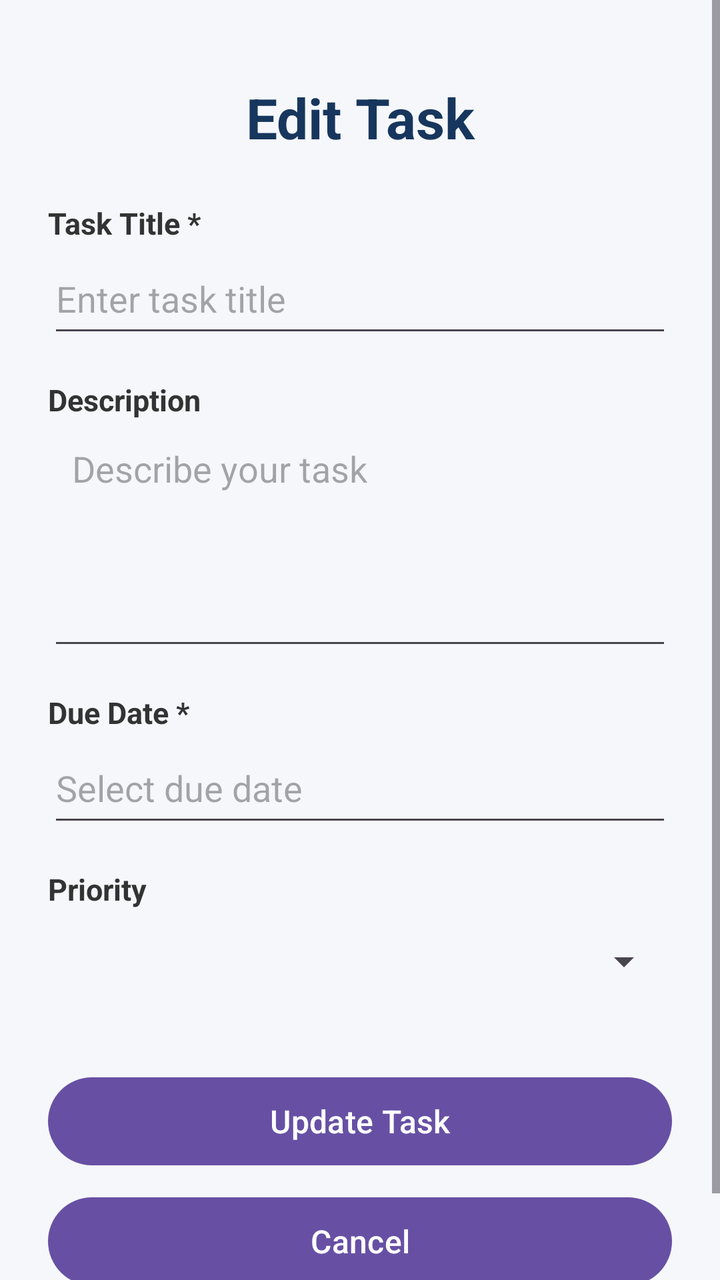
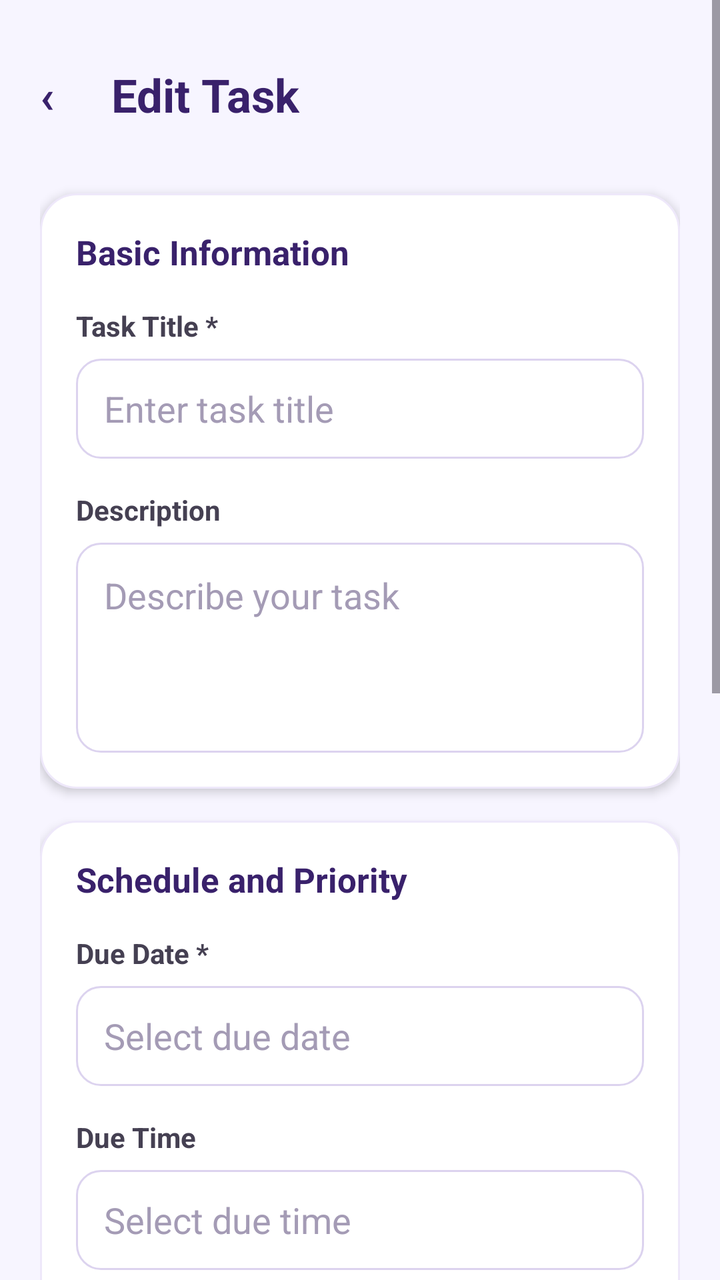

Before-and-after screenshots of an Android layout around one commit, followed by the original layout XML and the change that was made.
<!-- AndroidManifest.xml: application theme Theme.TaskMate -->
<!-- res/layout/activity_edit_task.xml -->
<?xml version="1.0" encoding="utf-8"?>
<ScrollView xmlns:android="http://schemas.android.com/apk/res/android"
    android:layout_width="match_parent"
    android:layout_height="match_parent"
    android:fillViewport="true"
    android:background="#F5F7FB">

    <LinearLayout
        android:layout_width="match_parent"
        android:layout_height="wrap_content"
        android:orientation="vertical"
        android:padding="24dp">

        <TextView
            android:layout_width="match_parent"
            android:layout_height="wrap_content"
            android:text="Edit Task"
            android:textSize="28sp"
            android:textStyle="bold"
            android:textColor="#17365D"
            android:gravity="center"
            android:layout_marginTop="16dp"
            android:layout_marginBottom="24dp" />

        <TextView
            android:layout_width="match_parent"
            android:layout_height="wrap_content"
            android:text="Task Title *"
            android:textSize="15sp"
            android:textStyle="bold"
            android:textColor="#333333" />

        <EditText
            android:id="@+id/etTaskTitle"
            android:layout_width="match_parent"
            android:layout_height="wrap_content"
            android:hint="Enter task title"
            android:inputType="textCapSentences"
            android:singleLine="true"
            android:minHeight="52dp"
            android:layout_marginBottom="16dp" />

        <TextView
            android:layout_width="match_parent"
            android:layout_height="wrap_content"
            android:text="Description"
            android:textSize="15sp"
            android:textStyle="bold"
            android:textColor="#333333" />

        <EditText
            android:id="@+id/etTaskDescription"
            android:layout_width="match_parent"
            android:layout_height="120dp"
            android:hint="Describe your task"
            android:inputType="textCapSentences|textMultiLine"
            android:gravity="top|start"
            android:padding="12dp"
            android:layout_marginBottom="16dp" />

        <TextView
            android:layout_width="match_parent"
            android:layout_height="wrap_content"
            android:text="Due Date *"
            android:textSize="15sp"
            android:textStyle="bold"
            android:textColor="#333333" />

        <EditText
            android:id="@+id/etDueDate"
            android:layout_width="match_parent"
            android:layout_height="wrap_content"
            android:hint="Select due date"
            android:inputType="none"
            android:focusable="false"
            android:clickable="true"
            android:cursorVisible="false"
            android:singleLine="true"
            android:minHeight="52dp"
            android:layout_marginBottom="16dp" />

        <TextView
            android:layout_width="match_parent"
            android:layout_height="wrap_content"
            android:text="Priority"
            android:textSize="15sp"
            android:textStyle="bold"
            android:textColor="#333333" />

        <Spinner
            android:id="@+id/spPriority"
            android:layout_width="match_parent"
            android:layout_height="52dp"
            android:layout_marginBottom="28dp" />

        <Button
            android:id="@+id/btnUpdateTask"
            android:layout_width="match_parent"
            android:layout_height="wrap_content"
            android:text="Update Task"
            android:textAllCaps="false"
            android:textSize="16sp"
            android:minHeight="52dp" />

        <Button
            android:id="@+id/btnCancelEdit"
            android:layout_width="match_parent"
            android:layout_height="wrap_content"
            android:text="Cancel"
            android:textAllCaps="false"
            android:textSize="16sp"
            android:minHeight="52dp"
            android:layout_marginTop="8dp"
            android:layout_marginBottom="16dp" />

    </LinearLayout>

</ScrollView>
<!-- resources referenced by this layout -->
<resources>
  <style name="Theme.TaskMate" parent="Base.Theme.TaskMate" />
  <style name="Base.Theme.TaskMate" parent="Theme.Material3.DayNight.NoActionBar">
          
          
      </style>
</resources>

<!-- the commit's change to res/layout/activity_edit_task.xml (unified diff, before → after) -->
@@ -2,116 +2,273 @@
 <ScrollView xmlns:android="http://schemas.android.com/apk/res/android"
     android:layout_width="match_parent"
     android:layout_height="match_parent"
+    android:background="#F7F5FF"
     android:fillViewport="true"
-    android:background="#F5F7FB">
+    android:focusableInTouchMode="true"
+    android:descendantFocusability="beforeDescendants"
+    android:scrollbars="vertical"
+    android:overScrollMode="ifContentScrolls">
 
     <LinearLayout
         android:layout_width="match_parent"
         android:layout_height="wrap_content"
         android:orientation="vertical"
-        android:padding="24dp">
-
+        android:padding="20dp">
+
+        
         <TextView
-            android:layout_width="match_parent"
-            android:layout_height="wrap_content"
-            android:text="Edit Task"
-            android:textSize="28sp"
+            android:id="@+id/tvEditBack"
+            android:layout_width="match_parent"
+            android:layout_height="wrap_content"
+            android:minHeight="48dp"
+            android:text="‹     Edit Task"
+            android:textSize="23sp"
             android:textStyle="bold"
-            android:textColor="#17365D"
-            android:gravity="center"
-            android:layout_marginTop="16dp"
-            android:layout_marginBottom="24dp" />
-
-        <TextView
-            android:layout_width="match_parent"
-            android:layout_height="wrap_content"
-            android:text="Task Title *"
-            android:textSize="15sp"
-            android:textStyle="bold"
-            android:textColor="#333333" />
-
-        <EditText
-            android:id="@+id/etTaskTitle"
-            android:layout_width="match_parent"
-            android:layout_height="wrap_content"
-            android:hint="Enter task title"
-            android:inputType="textCapSentences"
-            android:singleLine="true"
-            android:minHeight="52dp"
-            android:layout_marginBottom="16dp" />
-
-        <TextView
-            android:layout_width="match_parent"
-            android:layout_height="wrap_content"
-            android:text="Description"
-            android:textSize="15sp"
-            android:textStyle="bold"
-            android:textColor="#333333" />
-
-        <EditText
-            android:id="@+id/etTaskDescription"
-            android:layout_width="match_parent"
-            android:layout_height="120dp"
-            android:hint="Describe your task"
-            android:inputType="textCapSentences|textMultiLine"
-            android:gravity="top|start"
-            android:padding="12dp"
-            android:layout_marginBottom="16dp" />
-
-        <TextView
-            android:layout_width="match_parent"
-            android:layout_height="wrap_content"
-            android:text="Due Date *"
-            android:textSize="15sp"
-            android:textStyle="bold"
-            android:textColor="#333333" />
-
-        <EditText
-            android:id="@+id/etDueDate"
-            android:layout_width="match_parent"
-            android:layout_height="wrap_content"
-            android:hint="Select due date"
-            android:inputType="none"
-            android:focusable="false"
+            android:textColor="#39216B"
+            android:gravity="center_vertical"
             android:clickable="true"
-            android:cursorVisible="false"
-            android:singleLine="true"
-            android:minHeight="52dp"
-            android:layout_marginBottom="16dp" />
-
-        <TextView
-            android:layout_width="match_parent"
-            android:layout_height="wrap_content"
-            android:text="Priority"
-            android:textSize="15sp"
-            android:textStyle="bold"
-            android:textColor="#333333" />
-
-        <Spinner
-            android:id="@+id/spPriority"
-            android:layout_width="match_parent"
-            android:layout_height="52dp"
-            android:layout_marginBottom="28dp" />
-
+            android:focusable="true"
+            android:background="?attr/selectableItemBackground"
+            android:paddingVertical="12dp"
+            android:layout_marginBottom="22dp" />
+
+        
+        <LinearLayout
+            android:layout_width="match_parent"
+            android:layout_height="wrap_content"
+            android:orientation="vertical"
+            android:background="@drawable/bg_task_detail_card"
+            android:elevation="3dp"
+            android:padding="18dp"
+            android:layout_marginBottom="16dp">
+
+            <TextView
+                android:layout_width="match_parent"
+                android:layout_height="wrap_content"
+                android:text="Basic Information"
+                android:textSize="17sp"
+                android:textStyle="bold"
+                android:textColor="#39216B"
+                android:layout_marginBottom="16dp" />
+
+            
+            <TextView
+                android:layout_width="match_parent"
+                android:layout_height="wrap_content"
+                android:text="Task Title *"
+                android:textColor="#454052"
+                android:textSize="14sp"
+                android:textStyle="bold"
+                android:layout_marginBottom="7dp" />
+
+            <EditText
+                android:id="@+id/etTaskTitle"
+                android:layout_width="match_parent"
+                android:layout_height="50dp"
+                android:background="@drawable/bg_task_input"
+                android:paddingHorizontal="14dp"
+                android:hint="Enter task title"
+                android:textColor="#24164A"
+                android:textColorHint="#A49BB5"
+                android:inputType="textCapSentences"
+                android:singleLine="true"
+                android:layout_marginBottom="16dp" />
+
+            
+            <TextView
+                android:layout_width="match_parent"
+                android:layout_height="wrap_content"
+                android:text="Description"
+                android:textColor="#454052"
+                android:textSize="14sp"
+                android:textStyle="bold"
+                android:layout_marginBottom="7dp" />
+
+            <EditText
+                android:id="@+id/etTaskDescription"
+                android:layout_width="match_parent"
+                android:layout_height="105dp"
+                android:background="@drawable/bg_task_input"
+                android:padding="14dp"
+                android:gravity="top|start"
+                android:hint="Describe your task"
+                android:textColor="#24164A"
+                android:textColorHint="#A49BB5"
+                android:inputType="textCapSentences|textMultiLine" />
+
+        </LinearLayout>
+
+        
+        <LinearLayout
+            android:layout_width="match_parent"
+            android:layout_height="wrap_content"
+            android:orientation="vertical"
+            android:background="@drawable/bg_task_detail_card"
+            android:elevation="3dp"
+            android:padding="18dp"
+            android:layout_marginBottom="16dp">
+
+            <TextView
+                android:layout_width="match_parent"
+                android:layout_height="wrap_content"
+                android:text="Schedule and Priority"
+                android:textSize="17sp"
+                android:textStyle="bold"
+                android:textColor="#39216B"
+                android:layout_marginBottom="16dp" />
+
+            
+            <TextView
+                android:layout_width="match_parent"
+                android:layout_height="wrap_content"
+                android:text="Due Date *"
+                android:textColor="#454052"
+                android:textSize="14sp"
+                android:textStyle="bold"
+                android:layout_marginBottom="7dp" />
+
+            <EditText
+                android:id="@+id/etDueDate"
+                android:layout_width="match_parent"
+                android:layout_height="50dp"
+                android:background="@drawable/bg_task_input"
+                android:paddingHorizontal="14dp"
+                android:hint="Select due date"
+                android:textColor="#24164A"
+                android:textColorHint="#A49BB5"
+                android:inputType="none"
+                android:focusable="false"
+                android:clickable="true"
+                android:cursorVisible="false"
+                android:layout_marginBottom="16dp" />
+
+            
+            <TextView
+                android:layout_width="match_parent"
+                android:layout_height="wrap_content"
+                android:text="Due Time"
+                android:textColor="#454052"
+                android:textSize="14sp"
+                android:textStyle="bold"
+                android:layout_marginBottom="7dp" />
+
+            <EditText
+                android:id="@+id/etDueTime"
+                android:layout_width="match_parent"
+                android:layout_height="50dp"
+                android:background="@drawable/bg_task_input"
+                android:paddingHorizontal="14dp"
+                android:hint="Select due time"
+                android:textColor="#24164A"
+                android:textColorHint="#A49BB5"
+                android:inputType="none"
+                android:focusable="false"
+                android:clickable="true"
+                android:cursorVisible="false"
+                android:layout_marginBottom="16dp" />
+
+            
+            <TextView
+                android:layout_width="match_parent"
+                android:layout_height="wrap_content"
+                android:text="Priority"
+                android:textColor="#454052"
+                android:textSize="14sp"
+                android:textStyle="bold"
+                android:layout_marginBottom="7dp" />
+
+            <Spinner
+                android:id="@+id/spPriority"
+                android:layout_width="match_parent"
+                android:layout_height="50dp"
+                android:background="@drawable/bg_task_input"
+                android:paddingHorizontal="10dp" />
+
+        </LinearLayout>
+
+        
+        <LinearLayout
+            android:layout_width="match_parent"
+            android:layout_height="wrap_content"
+            android:orientation="vertical"
+            android:background="@drawable/bg_task_detail_card"
+            android:elevation="3dp"
+            android:padding="18dp"
+            android:layout_marginBottom="20dp">
+
+            <TextView
+                android:layout_width="match_parent"
+                android:layout_height="wrap_content"
+                android:text="Category and Reminder"
+                android:textSize="17sp"
+                android:textStyle="bold"
+                android:textColor="#39216B"
+                android:layout_marginBottom="16dp" />
+
+            
+            <TextView
+                android:layout_width="match_parent"
+                android:layout_height="wrap_content"
+                android:text="Category"
+                android:textColor="#454052"
+                android:textSize="14sp"
+                android:textStyle="bold"
+                android:layout_marginBottom="7dp" />
+
+            <Spinner
+                android:id="@+id/spCategory"
+                android:layout_width="match_parent"
+                android:layout_height="50dp"
+                android:background="@drawable/bg_task_input"
+                android:paddingHorizontal="10dp"
+                android:layout_marginBottom="16dp" />
+
+            
+            <TextView
+                android:layout_width="match_parent"
+                android:layout_height="wrap_content"
+                android:text="Reminder"
+                android:textColor="#454052"
+                android:textSize="14sp"
+                android:textStyle="bold"
+                android:layout_marginBottom="7dp" />
+
+            <Spinner
+                android:id="@+id/spReminder"
+                android:layout_width="match_parent"
+                android:layout_height="50dp"
+                android:background="@drawable/bg_task_input"
+                android:paddingHorizontal="10dp" />
+
+        </LinearLayout>
+
+        
         <Button
             android:id="@+id/btnUpdateTask"
             android:layout_width="match_parent"
-            android:layout_height="wrap_content"
+            android:layout_height="54dp"
             android:text="Update Task"
+            android:textColor="#FFFFFF"
+            android:textSize="16sp"
+            android:textStyle="bold"
             android:textAllCaps="false"
-            android:textSize="16sp"
-            android:minHeight="52dp" />
-
+            android:background="@drawable/bg_task_primary_button"
+            android:backgroundTint="@null"
+            android:elevation="2dp" />
+
+        
         <Button
             android:id="@+id/btnCancelEdit"
             android:layout_width="match_parent"
-            android:layout_height="wrap_content"
+            android:layout_height="52dp"
             android:text="Cancel"
+            android:textColor="#59309C"
+            android:textSize="15sp"
             android:textAllCaps="false"
-            android:textSize="16sp"
-            android:minHeight="52dp"
-            android:layout_marginTop="8dp"
-            android:layout_marginBottom="16dp" />
+            android:background="@drawable/bg_task_secondary_button"
+            android:backgroundTint="@null"
+            android:layout_marginTop="12dp"
+            android:layout_marginBottom="20dp" />
 
     </LinearLayout>
 
<!-- resource entries referenced after the edit -->
@@ -1,5 +1,35 @@
 <!-- resources referenced by this layout -->
 <resources>
+  <!-- drawable bg_task_detail_card (drawable) -->
+  <?xml version="1.0" encoding="utf-8"?>
+  <shape xmlns:android="http://schemas.android.com/apk/res/android">
+      <solid android:color="#FFFFFF" />
+      <corners android:radius="18dp" />
+      <stroke
+          android:width="1dp"
+          android:color="#EEE8FA" />
+  </shape>
+  <!-- drawable bg_task_input (drawable) -->
+  <?xml version="1.0" encoding="utf-8"?>
+  <shape xmlns:android="http://schemas.android.com/apk/res/android">
+      <solid android:color="#FFFFFF" />
+      <corners android:radius="12dp" />
+      <stroke
+          android:width="1dp"
+          android:color="#DCD3EF" />
+  </shape>
+  <!-- drawable bg_task_primary_button (drawable) -->
+  <?xml version="1.0" encoding="utf-8"?>
+  <shape xmlns:android="http://schemas.android.com/apk/res/android">
+      <solid android:color="#7138CC" />
+      <corners android:radius="16dp" />
+  </shape>
+  <!-- drawable bg_task_secondary_button (drawable) -->
+  <?xml version="1.0" encoding="utf-8"?>
+  <shape xmlns:android="http://schemas.android.com/apk/res/android">
+      <solid android:color="#EDE5FC" />
+      <corners android:radius="16dp" />
+  </shape>
   <style name="Theme.TaskMate" parent="Base.Theme.TaskMate" />
   <style name="Base.Theme.TaskMate" parent="Theme.Material3.DayNight.NoActionBar">
           
